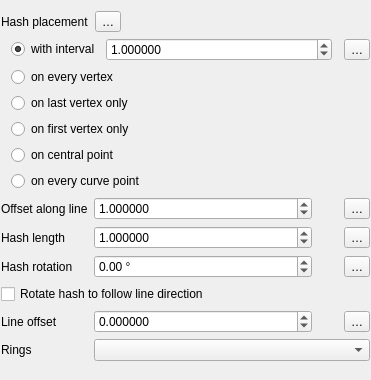
Before: the Qt Designer form src/ui/symbollayer/widget_hashline.ui in carsmie/QGIS, drawn with Qt 5.
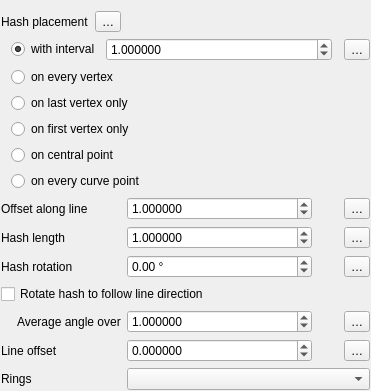
After: the same form once the commit is applied. Custom widgets are drawn as their Qt base class.

Commit message: [FEATURE] Average line angles for marker and hashed line symbology

```diff
--- a/src/ui/symbollayer/widget_hashline.ui
+++ b/src/ui/symbollayer/widget_hashline.ui
@@ -191,50 +191,90 @@
      <property name="topMargin">
       <number>0</number>
      </property>
-     <item row="2" column="3">
+     <item row="2" column="4">
       <widget class="QgsPropertyOverrideButton" name="mHashRotationDDBtn">
        <property name="text">
         <string>…</string>
        </property>
       </widget>
      </item>
-     <item row="0" column="1">
-      <widget class="QgsDoubleSpinBox" name="mSpinOffsetAlongLine">
-       <property name="sizePolicy">
-        <sizepolicy hsizetype="Minimum" vsizetype="Fixed">
-         <horstretch>1</horstretch>
-         <verstretch>0</verstretch>
-        </sizepolicy>
+     <item row="4" column="4">
+      <widget class="QgsPropertyOverrideButton" name="mAverageAngleDDBtn">
+       <property name="text">
+        <string>…</string>
        </property>
-       <property name="decimals">
-        <number>6</number>
-       </property>
-       <property name="maximum">
-        <double>10000000.000000000000000</double>
-       </property>
-       <property name="singleStep">
-        <double>0.200000000000000</double>
-       </property>
-       <property name="value">
-        <double>1.000000000000000</double>
+      </widget>
+     </item>
+     <item row="0" column="4">
+      <widget class="QgsPropertyOverrideButton" name="mOffsetAlongLineDDBtn">
+       <property name="text">
+        <string>…</string>
        </property>
       </widget>
      </item>
      <item row="4" column="3">
-      <widget class="QgsPropertyOverrideButton" name="mLineOffsetDDBtn">
+      <widget class="QgsUnitSelectionWidget" name="mAverageAngleUnit" native="true">
+       <property name="minimumSize">
+        <size>
+         <width>20</width>
+         <height>0</height>
+        </size>
+       </property>
+       <property name="focusPolicy">
+        <enum>Qt::TabFocus</enum>
+       </property>
+      </widget>
+     </item>
+     <item row="5" column="0" colspan="2">
+      <widget class="QLabel" name="label_3">
+       <property name="text">
+        <string>Line offset</string>
+       </property>
+      </widget>
+     </item>
+     <item row="1" column="4">
+      <widget class="QgsPropertyOverrideButton" name="mHashLengthDDBtn">
        <property name="text">
         <string>…</string>
        </property>
       </widget>
      </item>
-     <item row="2" column="0">
+     <item row="2" column="2">
+      <widget class="QgsDoubleSpinBox" name="mHashRotationSpinBox">
+       <property name="sizePolicy">
+        <sizepolicy hsizetype="Minimum" vsizetype="Fixed">
+         <horstretch>1</horstretch>
+         <verstretch>0</verstretch>
+        </sizepolicy>
+       </property>
+       <property name="wrapping">
+        <bool>true</bool>
+       </property>
+       <property name="suffix">
+        <string> °</string>
+       </property>
+       <property name="decimals">
+        <number>2</number>
+       </property>
+       <property name="minimum">
+        <double>-360.000000000000000</double>
+       </property>
+       <property name="maximum">
+        <double>360.000000000000000</double>
+       </property>
+       <property name="singleStep">
+        <double>0.500000000000000</double>
+       </property>
+      </widget>
+     </item>
+     <item row="2" column="0" colspan="2">
       <widget class="QLabel" name="label_4">
        <property name="text">
         <string>Hash rotation</string>
        </property>
       </widget>
      </item>
-     <item row="4" column="2">
+     <item row="5" column="3">
       <widget class="QgsUnitSelectionWidget" name="mOffsetUnitWidget" native="true">
        <property name="minimumSize">
         <size>
@@ -247,21 +287,46 @@
        </property>
       </widget>
      </item>
-     <item row="0" column="0">
+     <item row="0" column="0" colspan="2">
       <widget class="QLabel" name="label">
        <property name="text">
         <string>Offset along line</string>
        </property>
       </widget>
      </item>
+     <item row="1" column="0" colspan="2">
+      <widget class="QLabel" name="label_5">
+       <property name="text">
+        <string>Hash length</string>
+       </property>
+      </widget>
+     </item>
+     <item row="1" column="2">
+      <widget class="QgsDoubleSpinBox" name="mSpinHashLength">
+       <property name="sizePolicy">
+        <sizepolicy hsizetype="Minimum" vsizetype="Fixed">
+         <horstretch>1</horstretch>
+         <verstretch>0</verstretch>
+        </sizepolicy>
+       </property>
+       <property name="decimals">
+        <number>6</number>
+       </property>
+       <property name="maximum">
+        <double>10000000.000000000000000</double>
+       </property>
+       <property name="singleStep">
+        <double>0.200000000000000</double>
+       </property>
+       <property name="value">
+        <double>1.000000000000000</double>
+       </property>
+      </widget>
+     </item>
+     <item row="6" column="2" colspan="3">
+      <widget class="QComboBox" name="mRingFilterComboBox"/>
+     </item>
      <item row="0" column="3">
-      <widget class="QgsPropertyOverrideButton" name="mOffsetAlongLineDDBtn">
-       <property name="text">
-        <string>…</string>
-       </property>
-      </widget>
-     </item>
-     <item row="0" column="2">
       <widget class="QgsUnitSelectionWidget" name="mOffsetAlongLineUnitWidget" native="true">
        <property name="minimumSize">
         <size>
@@ -274,24 +339,14 @@
        </property>
       </widget>
      </item>
-     <item row="5" column="0">
+     <item row="6" column="0" colspan="2">
       <widget class="QLabel" name="mRingsLabel">
        <property name="text">
         <string>Rings</string>
        </property>
       </widget>
      </item>
-     <item row="4" column="0">
-      <widget class="QLabel" name="label_3">
-       <property name="text">
-        <string>Line offset</string>
-       </property>
-      </widget>
-     </item>
-     <item row="5" column="1" colspan="3">
-      <widget class="QComboBox" name="mRingFilterComboBox"/>
-     </item>
-     <item row="4" column="1">
+     <item row="5" column="2">
       <widget class="QgsDoubleSpinBox" name="spinOffset">
        <property name="sizePolicy">
         <sizepolicy hsizetype="Minimum" vsizetype="Fixed">
@@ -313,90 +368,100 @@
        </property>
       </widget>
      </item>
-     <item row="3" column="0" colspan="4">
+     <item row="4" column="1">
+      <widget class="QLabel" name="label_6">
+       <property name="text">
+        <string>Average angle over</string>
+       </property>
+      </widget>
+     </item>
+     <item row="1" column="3">
+      <widget class="QgsUnitSelectionWidget" name="mHashLengthUnitWidget" native="true">
+       <property name="minimumSize">
+        <size>
+         <width>20</width>
+         <height>0</height>
+        </size>
+       </property>
+       <property name="focusPolicy">
+        <enum>Qt::TabFocus</enum>
+       </property>
+      </widget>
+     </item>
+     <item row="4" column="0">
+      <spacer name="horizontalSpacer_3">
+       <property name="orientation">
+        <enum>Qt::Horizontal</enum>
+       </property>
+       <property name="sizeType">
+        <enum>QSizePolicy::Fixed</enum>
+       </property>
+       <property name="sizeHint" stdset="0">
+        <size>
+         <width>10</width>
+         <height>20</height>
+        </size>
+       </property>
+      </spacer>
+     </item>
+     <item row="4" column="2">
+      <widget class="QgsDoubleSpinBox" name="mSpinAverageAngleLength">
+       <property name="sizePolicy">
+        <sizepolicy hsizetype="Minimum" vsizetype="Fixed">
+         <horstretch>1</horstretch>
+         <verstretch>0</verstretch>
+        </sizepolicy>
+       </property>
+       <property name="decimals">
+        <number>6</number>
+       </property>
+       <property name="maximum">
+        <double>10000000.000000000000000</double>
+       </property>
+       <property name="singleStep">
+        <double>0.200000000000000</double>
+       </property>
+       <property name="value">
+        <double>1.000000000000000</double>
+       </property>
+      </widget>
+     </item>
+     <item row="5" column="4">
+      <widget class="QgsPropertyOverrideButton" name="mLineOffsetDDBtn">
+       <property name="text">
+        <string>…</string>
+       </property>
+      </widget>
+     </item>
+     <item row="0" column="2">
+      <widget class="QgsDoubleSpinBox" name="mSpinOffsetAlongLine">
+       <property name="sizePolicy">
+        <sizepolicy hsizetype="Minimum" vsizetype="Fixed">
+         <horstretch>1</horstretch>
+         <verstretch>0</verstretch>
+        </sizepolicy>
+       </property>
+       <property name="decimals">
+        <number>6</number>
+       </property>
+       <property name="maximum">
+        <double>10000000.000000000000000</double>
+       </property>
+       <property name="singleStep">
+        <double>0.200000000000000</double>
+       </property>
+       <property name="value">
+        <double>1.000000000000000</double>
+       </property>
+      </widget>
+     </item>
+     <item row="3" column="0" colspan="5">
       <widget class="QCheckBox" name="chkRotateMarker">
        <property name="text">
         <string>Rotate hash to follow line direction</string>
        </property>
       </widget>
      </item>
-     <item row="1" column="0">
-      <widget class="QLabel" name="label_5">
-       <property name="text">
-        <string>Hash length</string>
-       </property>
-      </widget>
-     </item>
-     <item row="1" column="1">
-      <widget class="QgsDoubleSpinBox" name="mSpinHashLength">
-       <property name="sizePolicy">
-        <sizepolicy hsizetype="Minimum" vsizetype="Fixed">
-         <horstretch>1</horstretch>
-         <verstretch>0</verstretch>
-        </sizepolicy>
-       </property>
-       <property name="decimals">
-        <number>6</number>
-       </property>
-       <property name="maximum">
-        <double>10000000.000000000000000</double>
-       </property>
-       <property name="singleStep">
-        <double>0.200000000000000</double>
-       </property>
-       <property name="value">
-        <double>1.000000000000000</double>
-       </property>
-      </widget>
-     </item>
-     <item row="1" column="2">
-      <widget class="QgsUnitSelectionWidget" name="mHashLengthUnitWidget" native="true">
-       <property name="minimumSize">
-        <size>
-         <width>20</width>
-         <height>0</height>
-        </size>
-       </property>
-       <property name="focusPolicy">
-        <enum>Qt::TabFocus</enum>
-       </property>
-      </widget>
-     </item>
-     <item row="1" column="3">
-      <widget class="QgsPropertyOverrideButton" name="mHashLengthDDBtn">
-       <property name="text">
-        <string>…</string>
-       </property>
-      </widget>
-     </item>
-     <item row="2" column="1">
-      <widget class="QgsDoubleSpinBox" name="mHashRotationSpinBox">
-       <property name="sizePolicy">
-        <sizepolicy hsizetype="Minimum" vsizetype="Fixed">
-         <horstretch>1</horstretch>
-         <verstretch>0</verstretch>
-        </sizepolicy>
-       </property>
-       <property name="wrapping">
-        <bool>true</bool>
-       </property>
-       <property name="suffix">
-        <string> °</string>
-       </property>
-       <property name="decimals">
-        <number>2</number>
-       </property>
-       <property name="minimum">
-        <double>-360.000000000000000</double>
-       </property>
-       <property name="maximum">
-        <double>360.000000000000000</double>
-       </property>
-       <property name="singleStep">
-        <double>0.500000000000000</double>
-       </property>
-      </widget>
-     </item>
     </layout>
    </item>
   </layout>
```
Left out of the diff: 16 changed lines with no effect on the pictures. The commit also changes 24 other files.
